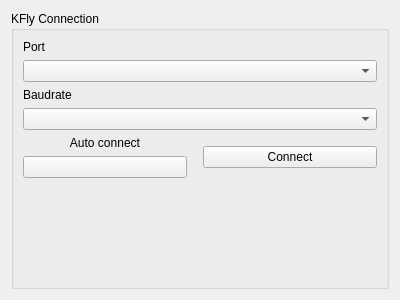
Above: ui_connect.ui from korken89/kfly_gui before the change. Below: the same form after it.
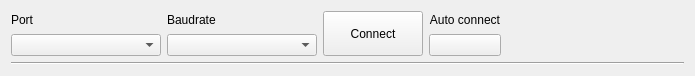
That is the form after the change. Custom widgets are drawn as their Qt base class.

Commit message: Fixed with connect widget

```diff
--- a/ui_connect.ui
+++ b/ui_connect.ui
@@ -6,8 +6,8 @@
    <rect>
     <x>0</x>
     <y>0</y>
-    <width>400</width>
-    <height>300</height>
+    <width>695</width>
+    <height>70</height>
    </rect>
   </property>
   <property name="windowTitle">
@@ -15,14 +15,9 @@
   </property>
   <layout class="QVBoxLayout" name="verticalLayout">
    <item>
-    <widget class="QGroupBox" name="groupBox">
-     <property name="autoFillBackground">
-      <bool>false</bool>
-     </property>
-     <property name="title">
-      <string>KFly Connection</string>
-     </property>
-     <layout class="QVBoxLayout" name="verticalLayout_4">
+    <layout class="QHBoxLayout" name="horizontalLayout">
+     <item>
+      <layout class="QVBoxLayout" name="verticalLayout_6">
       <item>
        <widget class="QLabel" name="label_2">
         <property name="text">
@@ -31,8 +26,19 @@
        </widget>
       </item>
       <item>
-       <widget class="QComboBox" name="boxPort"/>
-      </item>
+        <widget class="QComboBox" name="boxPort">
+         <property name="minimumSize">
+          <size>
+           <width>150</width>
+           <height>0</height>
+          </size>
+         </property>
+        </widget>
+       </item>
+      </layout>
+     </item>
+     <item>
+      <layout class="QVBoxLayout" name="verticalLayout_5">
       <item>
        <widget class="QLabel" name="label">
         <property name="text">
@@ -41,14 +47,38 @@
        </widget>
       </item>
       <item>
-       <widget class="QComboBox" name="boxBaud"/>
-      </item>
+        <widget class="QComboBox" name="boxBaud">
+         <property name="minimumSize">
+          <size>
+           <width>150</width>
+           <height>0</height>
+          </size>
+         </property>
+        </widget>
+       </item>
+      </layout>
+     </item>
       <item>
-       <layout class="QHBoxLayout" name="horizontalLayout">
+      <layout class="QVBoxLayout" name="verticalLayout_7">
+       <item>
+        <widget class="QPushButton" name="buttonConnect">
+         <property name="minimumSize">
+          <size>
+           <width>100</width>
+           <height>45</height>
+          </size>
+         </property>
+         <property name="text">
+          <string>Connect</string>
+         </property>
+        </widget>
+       </item>
+      </layout>
+     </item>
         <item>
          <layout class="QVBoxLayout" name="verticalLayout_2">
           <property name="rightMargin">
-           <number>10</number>
+        <number>0</number>
           </property>
           <item>
            <widget class="QLabel" name="label_3">
@@ -70,35 +100,25 @@
          </layout>
         </item>
         <item>
-         <widget class="QPushButton" name="buttonConnect">
-          <property name="text">
-           <string>Connect</string>
-          </property>
-         </widget>
-        </item>
-       </layout>
-      </item>
-      <item>
-       <spacer name="verticalSpacer">
+      <spacer name="horizontalSpacer">
         <property name="orientation">
-         <enum>Qt::Vertical</enum>
+        <enum>Qt::Horizontal</enum>
         </property>
         <property name="sizeHint" stdset="0">
          <size>
-          <width>20</width>
-          <height>40</height>
+         <width>40</width>
+         <height>20</height>
          </size>
         </property>
        </spacer>
       </item>
      </layout>
-     <zorder>label_2</zorder>
-     <zorder>label_2</zorder>
-     <zorder>boxPort</zorder>
-     <zorder>horizontalLayoutWidget</zorder>
-     <zorder>label</zorder>
-     <zorder>boxBaud</zorder>
-     <zorder>verticalSpacer</zorder>
+   </item>
+   <item>
+    <widget class="Line" name="line">
+     <property name="orientation">
+      <enum>Qt::Horizontal</enum>
+     </property>
     </widget>
    </item>
   </layout>
```
Lines whose indentation alone changed are shown as unchanged. The commit also changes 1 other file.
